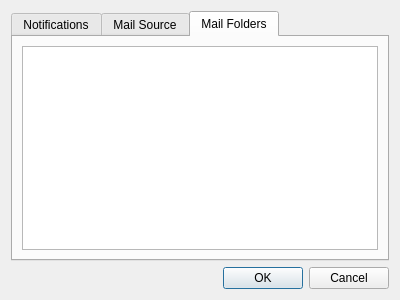
Old version of the form prefs.ui in the repository hardaker/qmailcheck.
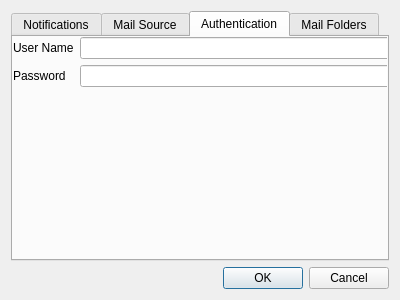
New version of the form.

Commit message: move authentication to a separate tab temporarily for n900 support

```diff
--- a/prefs.ui
+++ b/prefs.ui
@@ -108,24 +108,44 @@
         <item row="1" column="1">
          <widget class="QLineEdit" name="serverPort"/>
         </item>
-        <item row="2" column="0">
-         <widget class="QLabel" name="label_3">
+       </layout>
+      </widget>
+     </widget>
+     <widget class="QWidget" name="tab">
+      <attribute name="title">
+       <string>Authentication</string>
+      </attribute>
+      <widget class="QWidget" name="formLayoutWidget_3">
+       <property name="geometry">
+        <rect>
+         <x>0</x>
+         <y>0</y>
+         <width>381</width>
+         <height>221</height>
+        </rect>
+       </property>
+       <layout class="QFormLayout" name="formLayout_3">
+        <property name="fieldGrowthPolicy">
+         <enum>QFormLayout::ExpandingFieldsGrow</enum>
+        </property>
+        <item row="0" column="0">
+         <widget class="QLabel" name="label_8">
           <property name="text">
            <string>User Name</string>
           </property>
          </widget>
         </item>
-        <item row="2" column="1">
+        <item row="0" column="1">
          <widget class="QLineEdit" name="userName"/>
         </item>
-        <item row="3" column="0">
-         <widget class="QLabel" name="label_4">
+        <item row="1" column="0">
+         <widget class="QLabel" name="label_9">
           <property name="text">
            <string>Password</string>
           </property>
          </widget>
         </item>
-        <item row="3" column="1">
+        <item row="1" column="1">
          <widget class="QLineEdit" name="password">
           <property name="echoMode">
            <enum>QLineEdit::PasswordEchoOnEdit</enum>
```
Left out of the diff: 3 changed lines with no effect on the pictures.
